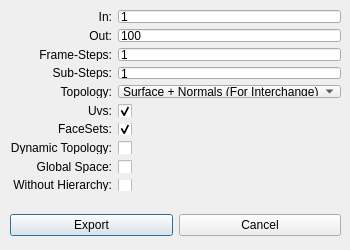
Above: UI/ExocortexAlembicExport.ui from Exocortex/ExocortexCrate before the change. Below: the same form after it.
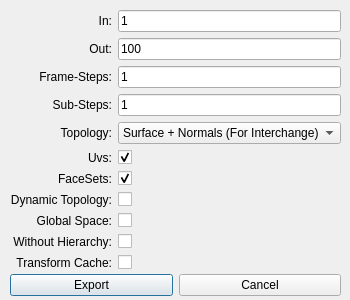
That is the form after the change.

Commit message: #77: transform cache features

Diff of the .ui file:
```diff
--- a/UI/ExocortexAlembicExport.ui
+++ b/UI/ExocortexAlembicExport.ui
@@ -7,19 +7,19 @@
     <x>0</x>
     <y>0</y>
     <width>350</width>
-    <height>250</height>
+    <height>300</height>
    </rect>
   </property>
   <property name="minimumSize">
    <size>
     <width>350</width>
-    <height>250</height>
+    <height>300</height>
    </size>
   </property>
   <property name="maximumSize">
    <size>
     <width>350</width>
-    <height>250</height>
+    <height>400</height>
    </size>
   </property>
   <property name="windowTitle">
@@ -31,7 +31,7 @@
      <x>10</x>
      <y>10</y>
      <width>331</width>
-     <height>181</height>
+     <height>270</height>
     </rect>
    </property>
    <layout class="QGridLayout" name="gridLayout">
@@ -235,13 +235,33 @@
          </property>
        </widget>
      </item>
+     <item row="10" column="0">
+       <widget class="QLabel" name="label_12">
+         <property name="text">
+           <string>Transform Cache:</string>
+         </property>
+         <property name="alignment">
+           <set>Qt::AlignRight|Qt::AlignTrailing|Qt::AlignVCenter</set>
+         </property>
+       </widget>
+     </item>
+     <item row="10" column="1">
+       <widget class="QCheckBox" name="transformcache">
+         <property name="text">
+           <string/>
+         </property>
+         <property name="checked">
+           <bool>false</bool>
+         </property>
+       </widget>
+     </item>
    </layout>
   </widget>
   <widget class="QWidget" name="horizontalLayoutWidget">
    <property name="geometry">
     <rect>
      <x>10</x>
-     <y>210</y>
+     <y>270</y>
      <width>331</width>
      <height>31</height>
     </rect>
```
The commit also changes 3 other files.
